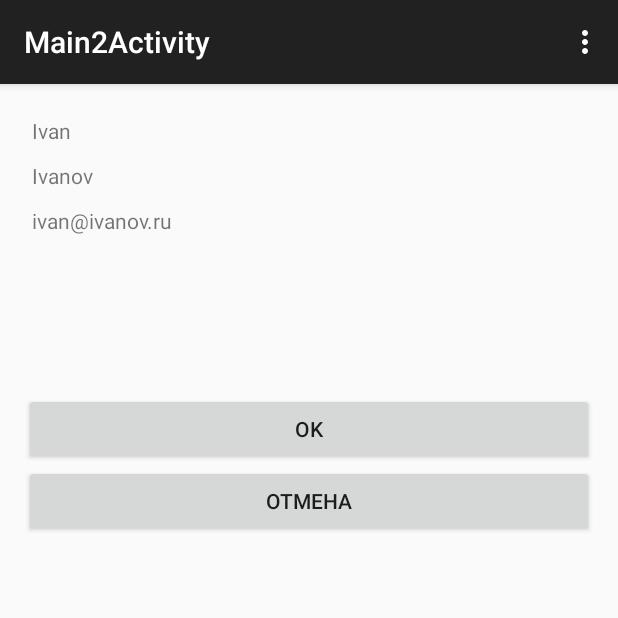
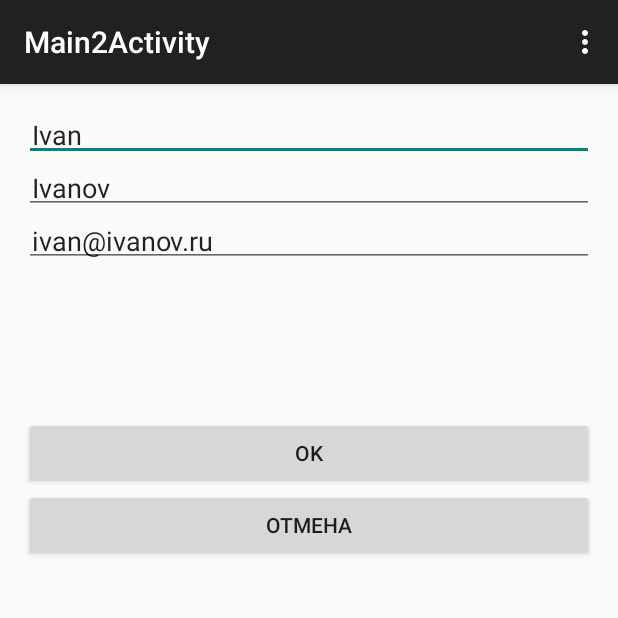
Before and after one commit to vaszol/ContactList, an Android app: the screen it shows after launch (Main2Activity), after a tap on an icon or button, on a phone screen of 412 x 824 dp, the top half of it. Run offline under Robolectric (Android 15) with nearby library versions, the phone set to English and light mode, and no system bars.

```diff
--- a/app/src/main/java/ru/vaszol/contactlist/Main2Activity.java
+++ b/app/src/main/java/ru/vaszol/contactlist/Main2Activity.java
@@ -1,42 +1,65 @@
 package ru.vaszol.contactlist;
 
-import android.content.Intent;
+import android.content.ContentValues;
+import android.database.sqlite.SQLiteDatabase;
 import android.support.v7.app.AppCompatActivity;
 import android.os.Bundle;
 import android.view.Menu;
 import android.view.MenuItem;
 import android.view.View;
 import android.widget.Button;
+import android.widget.EditText;
 import android.widget.ImageView;
-import android.widget.TextView;
 
 import ru.vaszol.contactlist.contact.ConatactApp;
 import ru.vaszol.contactlist.contact.model.Contact;
+import ru.vaszol.contactlist.db.DataBase;
 
 public class Main2Activity extends AppCompatActivity {
 
     private int position;
-    private Button btnCancel;
+    private EditText name, lastName, email;
+    private Button btnOk, btnCancel;
+    private ImageView image;
+
+//    private DataBase dataBase;
 
     @Override
     protected void onCreate(Bundle savedInstanceState) {
         super.onCreate(savedInstanceState);
         setContentView(R.layout.activity_main2);
 
+//        dataBase = new DataBase(this);
+        name = (EditText) findViewById(R.id.edit_name);
+        lastName = (EditText) findViewById(R.id.edit_last_name);
+        email = (EditText) findViewById(R.id.edit_email);
+        btnOk = (Button) findViewById(R.id.btn_ok);
         btnCancel= (Button) findViewById(R.id.btn_cancel);
+        image= (ImageView) findViewById(R.id.edit_image);
 
         position=getIntent().getIntExtra("position", 0);
-
-        TextView name = (TextView) findViewById(R.id.edit_name);
-        TextView lastName = (TextView) findViewById(R.id.edit_last_name);
-        TextView email = (TextView) findViewById(R.id.edit_email);
-        ImageView image = (ImageView) findViewById(R.id.edit_image);
 
         Contact contact = ((ConatactApp)getApplication()).getContactManager().findByPosition(position);
 
         name.setText(""+ contact.getName());
-        lastName.setText(""+ contact.getLastName());
-        email.setText(""+ contact.getEmail());
+        lastName.setText("" + contact.getLastName());
+        email.setText("" + contact.getEmail());
+
+//        final SQLiteDatabase sqLiteDatabase = dataBase.getWritableDatabase();
+
+        btnOk.setOnClickListener(new View.OnClickListener() {
+            @Override
+            public void onClick(View v) {
+//                ContentValues contentValues = new ContentValues;
+//                contentValues.put("name", name.getText().toString());
+//                contentValues.put("lastName", lastName.getText().toString());
+//                contentValues.put("email", email.getText().toString());
+
+//                sqLiteDatabase.insert("Contact",null,contentValues);
+            }
+        });
+
+
 
         btnCancel.setOnClickListener(new View.OnClickListener() {
             @Override
--- a/app/src/main/java/ru/vaszol/contactlist/MainActivity.java
+++ b/app/src/main/java/ru/vaszol/contactlist/MainActivity.java
@@ -13,6 +13,7 @@ import android.widget.ListView;
 import ru.vaszol.contactlist.contact.ConatactApp;
 import ru.vaszol.contactlist.contact.ContactAdapter;
 import ru.vaszol.contactlist.contact.model.ContactManager;
+import ru.vaszol.contactlist.db.DataBase;
 
 public class MainActivity extends Activity {
 
@@ -20,10 +21,14 @@ public class MainActivity extends Activity {
     private ContactManager contactManager=null;
     private ContactAdapter contactAdapter=null;
 
+    private DataBase dataBase;
+
     @Override
     protected void onCreate(Bundle savedInstanceState) {
         super.onCreate(savedInstanceState);
         setContentView(R.layout.activity_main);
+
+        dataBase = new DataBase(this);
 
         contactLV = (ListView) findViewById(R.id.listView);
         contactManager=((ConatactApp)getApplication()).getContactManager();
--- /dev/null
+++ b/app/src/main/java/ru/vaszol/contactlist/db/DataBase.java
@@ -0,0 +1,35 @@
+package ru.vaszol.contactlist.db;
+
+import android.content.Context;
+import android.database.sqlite.SQLiteDatabase;
+import android.database.sqlite.SQLiteOpenHelper;
+
+/**
+ * Created by vas on 09.08.2015.
+ */
+public class DataBase extends SQLiteOpenHelper {
+
+    public static final String DATABASE_NAME = "MyContacts.db";
+    public static final String TABLE_NAME = "contact_table";
+    public static final String COL_1 = "ID";
+    public static final String COL_2 = "NAME";
+    public static final String COL_3 = "LASTNAME";
+    public static final String COL_4 = "EMAIL";
+
+
+    public DataBase(Context context) {
+        super(context, DATABASE_NAME, null, 1);
+        SQLiteDatabase db = this.getWritableDatabase();
+    }
+
+    @Override
+    public void onCreate(SQLiteDatabase db) {
+        db.execSQL("create table "+TABLE_NAME+" (ID INTEGER PRIMARY KEY AUTOINCREMENT, NAME TEXT , LASTNAME TEXT, EMAIL TEXT)");
+    }
+
+    @Override
+    public void onUpgrade(SQLiteDatabase db, int oldVersion, int newVersion) {
+        db.execSQL("DROP TABLE IF EXISTS "+TABLE_NAME);
+        onCreate(db);
+    }
+}
--- a/app/src/main/res/layout/activity_main2.xml
+++ b/app/src/main/res/layout/activity_main2.xml
@@ -7,7 +7,7 @@
     android:orientation="vertical"
     tools:context="ru.vaszol.contactlist.Main2Activity">
 
-    <TextView
+    <EditText
         android:id="@+id/edit_name"
         android:text="@string/edit_name"
         android:layout_width="match_parent"
@@ -17,7 +17,7 @@
         android:layout_gravity="center_horizontal"
         android:padding="5dp"
         />
-    <TextView
+    <EditText
         android:id="@+id/edit_last_name"
         android:text="@string/edit_last_name"
         android:layout_width="match_parent"
@@ -26,7 +26,7 @@
         android:ems="10"
         android:layout_gravity="center_horizontal"
         android:padding="5dp"/>
-    <TextView
+    <EditText
         android:id="@+id/edit_email"
         android:text="@string/edit_email"
         android:layout_width="match_parent"
```
